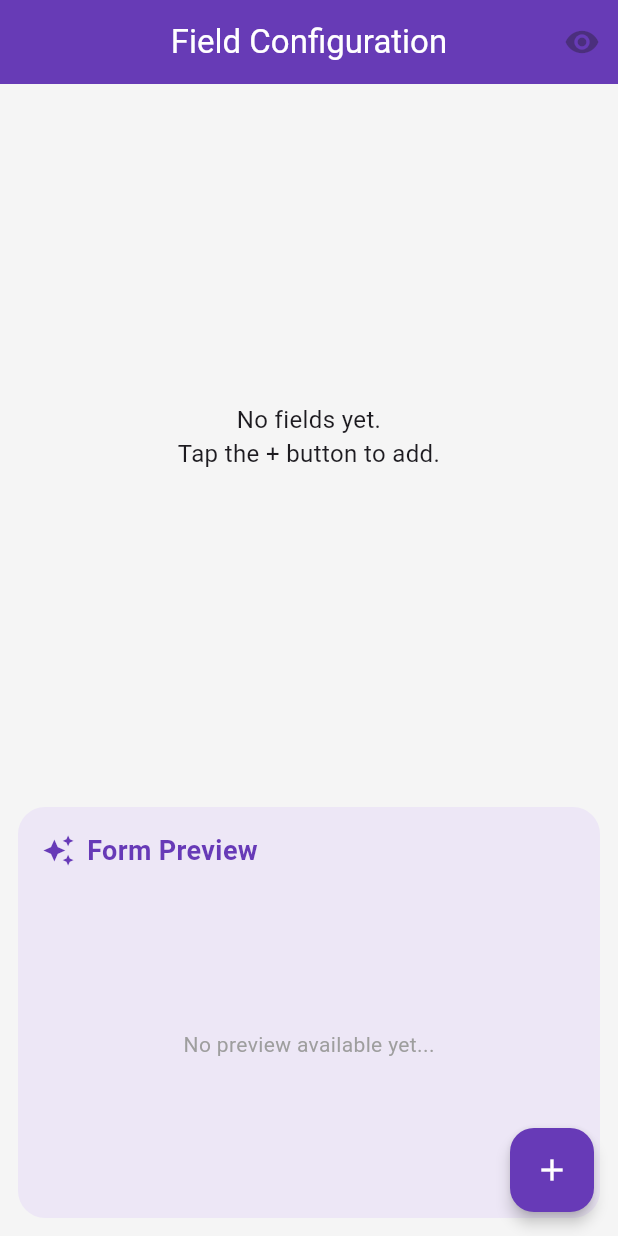
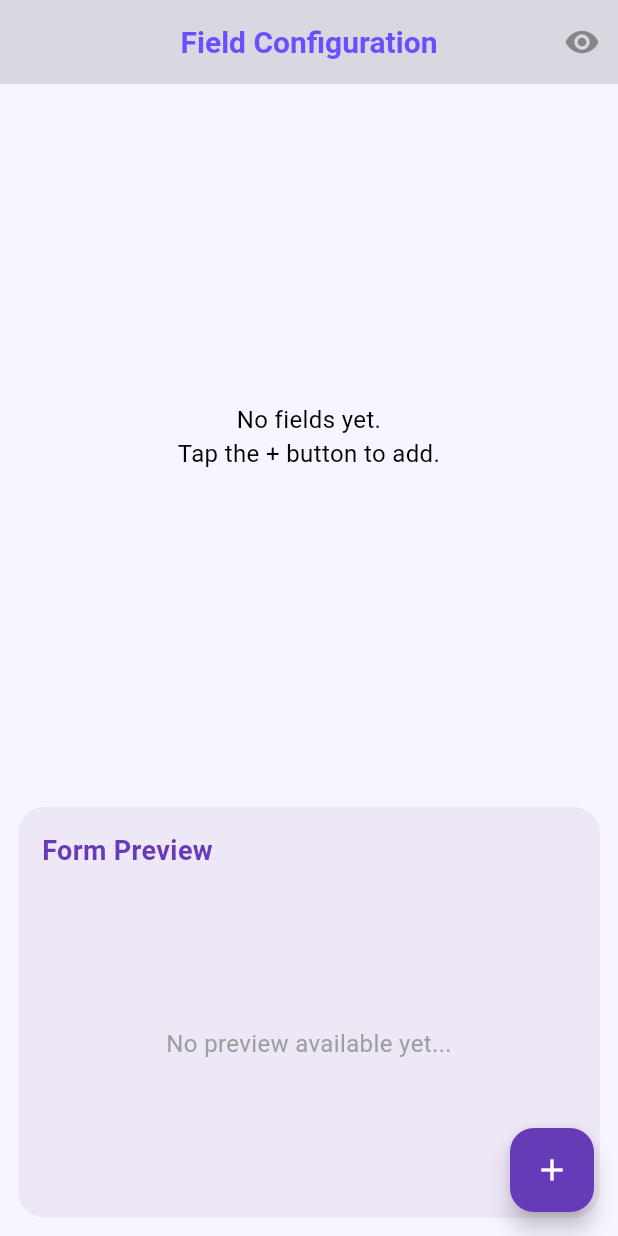
Before and after one commit to HazemHamdy7/Dynamic-Form, a Flutter app: the screen it shows after launch, on a phone screen of 412 x 824 dp. Run offline on Flutter 3.47's test engine with Material 3 defaults, Android fonts, the phone set to English and light mode, and no system bars; our stand-ins replace flutter_bloc, get_it, hive, hive_flutter; accounts and stored records are empty.

Commit message:
Add theme system and refactor preview widgets

```diff
--- /dev/null
+++ b/lib/core/theme/app_theme.dart
@@ -0,0 +1,71 @@
+import 'package:flutter/material.dart';
+
+class AppTheme {
+  static const Color primary = Color(0xFF6C4EFF);
+  static const Color secondary = Color(0xFF9B8DFF);
+  static const Color background = Color(0xFFF7F5FF);
+
+  static ThemeData lightTheme = ThemeData(
+    useMaterial3: true,
+    colorScheme: const ColorScheme.light(
+      primary: primary,
+      secondary: secondary,
+      surface: background,
+    ),
+
+    scaffoldBackgroundColor: background,
+
+    // AppBar
+    appBarTheme: const AppBarTheme(
+      backgroundColor: Colors.black12,
+      foregroundColor: primary,
+      elevation: 0,
+      centerTitle: true,
+      titleTextStyle: TextStyle(
+        fontSize: 20,
+        fontWeight: FontWeight.bold,
+        color: primary,
+      ),
+    ),
+
+    // Buttons
+    floatingActionButtonTheme: const FloatingActionButtonThemeData(
+      backgroundColor: primary,
+      foregroundColor: Colors.white,
+    ),
+
+    elevatedButtonTheme: ElevatedButtonThemeData(
+      style: ElevatedButton.styleFrom(
+        backgroundColor: primary,
+        foregroundColor: Colors.white,
+        shape: RoundedRectangleBorder(
+          borderRadius: BorderRadius.all(Radius.circular(14)),
+        ),
+        padding: EdgeInsets.symmetric(vertical: 14, horizontal: 20),
+      ),
+    ),
+
+    // Inputs
+    inputDecorationTheme: InputDecorationTheme(
+      border: OutlineInputBorder(
+        borderRadius: BorderRadius.circular(14),
+        borderSide: const BorderSide(color: secondary),
+      ),
+      enabledBorder: OutlineInputBorder(
+        borderRadius: BorderRadius.circular(14),
+        borderSide: const BorderSide(color: secondary),
+      ),
+      focusedBorder: OutlineInputBorder(
+        borderRadius: BorderRadius.circular(14),
+        borderSide: const BorderSide(color: primary, width: 2),
+      ),
+    ),
+
+    // Text
+    textTheme: const TextTheme(
+      titleLarge: TextStyle(fontSize: 20, fontWeight: FontWeight.bold),
+      bodyMedium: TextStyle(fontSize: 16),
+      bodySmall: TextStyle(fontSize: 14, color: Colors.grey),
+    ),
+  );
+}
--- a/lib/main.dart
+++ b/lib/main.dart
@@ -1,4 +1,5 @@
 import 'package:dynamic_form/core/di/service_locator.dart';
+import 'package:dynamic_form/core/theme/app_theme.dart';
 import 'package:dynamic_form/data/repository/form_repository.dart';
 import 'package:dynamic_form/presentation/cubit/form_cubit.dart';
 import 'package:dynamic_form/presentation/screens/field_config_screen.dart';
@@ -27,31 +28,7 @@ class MyApp extends StatelessWidget {
       create: (_) => getIt<FormCubit>(),
       child: MaterialApp(
         debugShowCheckedModeBanner: false,
-        theme: ThemeData(
-          primarySwatch: Colors.deepPurple,
-          scaffoldBackgroundColor: Colors.grey[100],
-
-          appBarTheme: const AppBarTheme(
-            backgroundColor: Colors.deepPurple,
-            foregroundColor: Colors.white,
-            centerTitle: true,
-            elevation: 1,
-          ),
-
-          inputDecorationTheme: InputDecorationTheme(
-            border: OutlineInputBorder(borderRadius: BorderRadius.circular(10)),
-            focusedBorder: OutlineInputBorder(
-              borderSide: const BorderSide(color: Colors.deepPurple, width: 2),
-              borderRadius: BorderRadius.circular(10),
-            ),
-          ),
-
-          floatingActionButtonTheme: const FloatingActionButtonThemeData(
-            backgroundColor: Colors.deepPurple,
-            foregroundColor: Colors.white,
-            elevation: 4,
-          ),
-        ),
+        theme: AppTheme.lightTheme,
         home: const FieldConfigScreen(),
       ),
     );
--- a/lib/presentation/widgets/field_config/field_list_view.dart
+++ b/lib/presentation/widgets/field_config/field_list_view.dart
@@ -27,32 +27,25 @@ class FieldListView extends StatelessWidget {
         }
 
         return ReorderableListView.builder(
-          physics: const BouncingScrollPhysics(),
-          padding: const EdgeInsets.only(bottom: 100),
-
+          padding: const EdgeInsets.all(12),
           itemCount: state.fields.length,
           onReorder: cubit.reorderFields,
           itemBuilder: (context, index) {
             final field = state.fields[index];
 
-            return Container(
+            return Material(
               key: ValueKey(field.id),
               child: FieldItemTile(
                 field: field,
-
+                index: index,
                 onEdit: (oldField) async {
                   final updatedField = await showDialog<FieldModel?>(
                     context: context,
                     builder: (_) => AddFieldDialog(editField: oldField),
                   );
-                  if (updatedField != null) {
-                    cubit.updateField(updatedField);
-                  }
+                  if (updatedField != null) cubit.updateField(updatedField);
                 },
-
-                onDelete: (id) {
-                  cubit.removeField(id);
-                },
+                onDelete: cubit.removeField,
               ),
             );
           },
```
Also changed, not shown: lib/presentation/widgets/field_config/field_item_tile.dart (+10 -21 lines), lib/presentation/widgets/preview/dynamic_form_preview.dart (+5 -114 lines), lib/presentation/widgets/preview/preview_field_widget.dart (added, +58 -0 lines), lib/presentation/widgets/preview/preview_tile.dart (added, +67 -0 lines), lib/core/utils/add_field_helper.dart (renamed from lib/presentation/utils/add_field_helper.dart).
